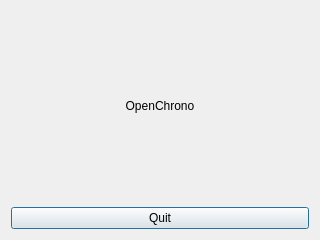
First picture: the form in uc_projets/openchrono/gui_qt/openchrono/ui/about.ui, repository BackupTheBerlios/openphysic-svn, before the edit.
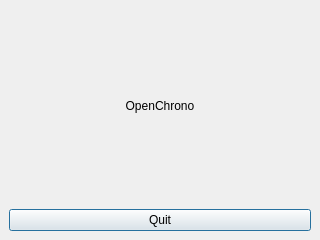
Second picture: the form after the edit.

The edit to the form file:
```diff
--- a/uc_projets/openchrono/gui_qt/openchrono/ui/about.ui
+++ b/uc_projets/openchrono/gui_qt/openchrono/ui/about.ui
@@ -13,17 +13,11 @@
    <string>About</string>
   </property>
   <layout class="QVBoxLayout" >
-   <property name="leftMargin" >
-    <number>11</number>
+   <property name="margin" >
+    <number>9</number>
    </property>
-   <property name="topMargin" >
-    <number>11</number>
-   </property>
-   <property name="rightMargin" >
-    <number>11</number>
-   </property>
-   <property name="bottomMargin" >
-    <number>11</number>
+   <property name="spacing" >
+    <number>6</number>
    </property>
    <item>
     <widget class="QLabel" name="label" >
```
